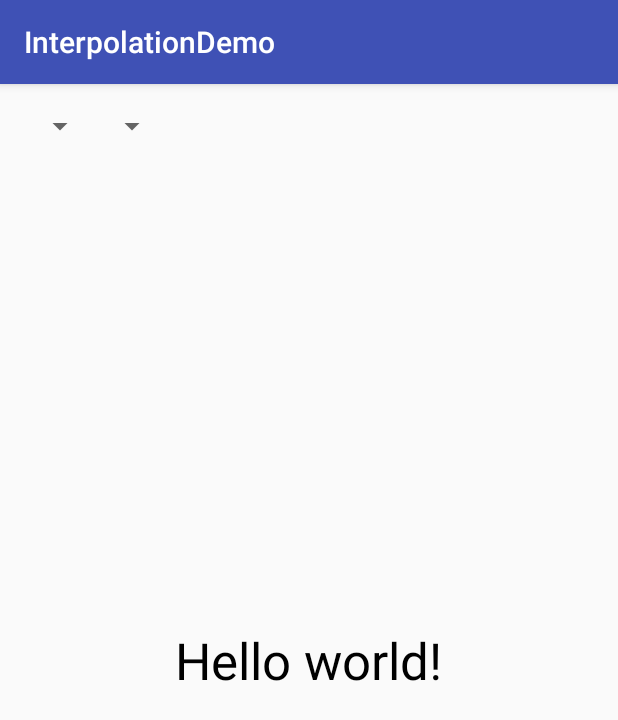
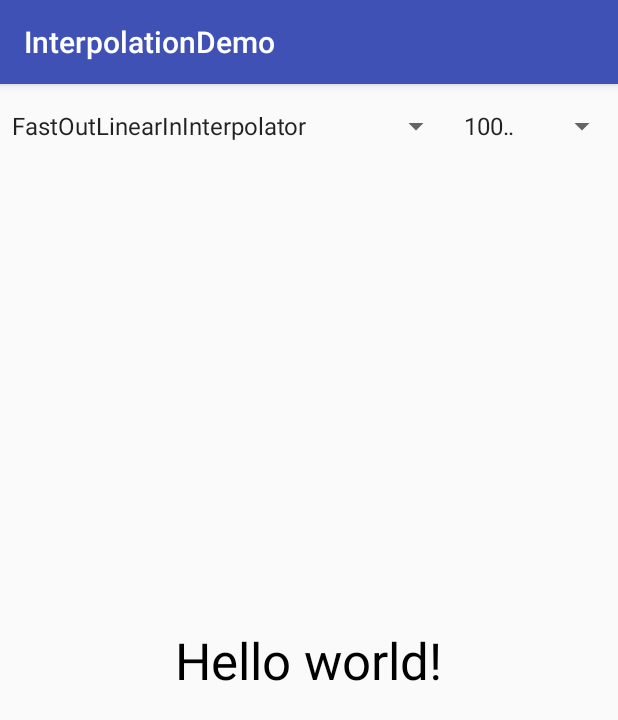
Before and after one commit to george-sp/MaterialDesign-Udacity, an Android app: the screen it shows after launch (MainActivity), on a phone screen of 412 x 824 dp. Shown: the top 720 px of the screen. Run offline under Robolectric (Android 15) with nearby library versions, the phone set to English and light mode, and no system bars.

Commit message:
Generate the Spinners.

```diff
--- a/InterpolationDemo/app/src/main/res/layout/activity_main.xml
+++ b/InterpolationDemo/app/src/main/res/layout/activity_main.xml
@@ -4,8 +4,6 @@
                 android:layout_width="match_parent"
                 android:layout_height="match_parent"
                 android:paddingBottom="@dimen/activity_vertical_margin"
-                android:paddingLeft="@dimen/activity_horizontal_margin"
-                android:paddingRight="@dimen/activity_horizontal_margin"
                 android:paddingTop="@dimen/activity_vertical_margin"
                 tools:context=".MainActivity">
 
--- a/InterpolationDemo/app/src/main/res/values/strings.xml
+++ b/InterpolationDemo/app/src/main/res/values/strings.xml
@@ -1,4 +1,27 @@
 <resources>
     <string name="app_name">InterpolationDemo</string>
     <string name="hello_world">Hello world!</string>
+
+    <string-array name="interpolators">
+        <item>FastOutLinearInInterpolator</item>
+        <item>FastOutSlowInInterpolator</item>
+        <item>LinearOutSlowInInterpolator</item>
+        <item>----------</item>
+        <item>AccelerateDecelerateInterpolator</item>
+        <item>AccelerateInterpolator</item>
+        <item>AnticipateInterpolator</item>
+        <item>AnticipateOvershootInterpolator</item>
+        <item>BounceInterpolator</item>
+        <item>DecelerateInterpolator</item>
+        <item>LinearInterpolator</item>
+        <item>OvershootInterpolator</item>
+    </string-array>
+
+    <string-array name="durations">
+        <item>100ms</item>
+        <item>300ms</item>
+        <item>900ms</item>
+        <item>1500ms</item>
+        <item>3000ms</item>
+    </string-array>
 </resources>
```
